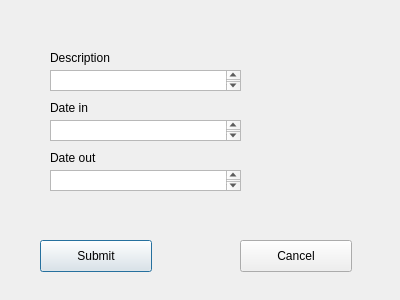
The window that forms/addrecorddialog.ui (DINOZYAVIER/hospital-manager) describes before a commit, drawn with Qt 5.
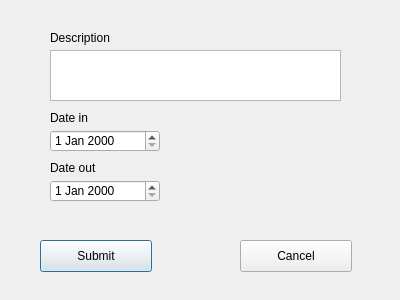
The same window after the commit.

Commit message: Fixed and improved dialog windows.

```diff
--- a/forms/addrecorddialog.ui
+++ b/forms/addrecorddialog.ui
@@ -17,9 +17,9 @@
    <property name="geometry">
     <rect>
      <x>50</x>
-     <y>70</y>
-     <width>191</width>
-     <height>21</height>
+     <y>50</y>
+     <width>291</width>
+     <height>51</height>
     </rect>
    </property>
   </widget>
@@ -40,7 +40,7 @@
    <property name="geometry">
     <rect>
      <x>50</x>
-     <y>100</y>
+     <y>110</y>
      <width>58</width>
      <height>16</height>
     </rect>
@@ -49,27 +49,11 @@
     <string>Date in</string>
    </property>
   </widget>
-  <widget class="QTextEdit" name="textEditDateIn">
-   <property name="geometry">
-    <rect>
-     <x>50</x>
-     <y>120</y>
-     <width>191</width>
-     <height>21</height>
-    </rect>
-   </property>
-   <property name="sizePolicy">
-    <sizepolicy hsizetype="Fixed" vsizetype="Fixed">
-     <horstretch>0</horstretch>
-     <verstretch>0</verstretch>
-    </sizepolicy>
-   </property>
-  </widget>
   <widget class="QLabel" name="label">
    <property name="geometry">
     <rect>
      <x>50</x>
-     <y>50</y>
+     <y>30</y>
      <width>71</width>
      <height>16</height>
     </rect>
@@ -95,7 +79,7 @@
    <property name="geometry">
     <rect>
      <x>50</x>
-     <y>150</y>
+     <y>160</y>
      <width>58</width>
      <height>16</height>
     </rect>
@@ -104,20 +88,24 @@
     <string>Date out</string>
    </property>
   </widget>
-  <widget class="QTextEdit" name="textEditDateOut">
+  <widget class="QDateEdit" name="dateEditDateIn">
    <property name="geometry">
     <rect>
      <x>50</x>
-     <y>170</y>
-     <width>191</width>
-     <height>21</height>
+     <y>130</y>
+     <width>110</width>
+     <height>22</height>
     </rect>
    </property>
-   <property name="sizePolicy">
-    <sizepolicy hsizetype="Fixed" vsizetype="Fixed">
-     <horstretch>0</horstretch>
-     <verstretch>0</verstretch>
-    </sizepolicy>
+  </widget>
+  <widget class="QDateEdit" name="dateEditDateOut">
+   <property name="geometry">
+    <rect>
+     <x>50</x>
+     <y>180</y>
+     <width>110</width>
+     <height>22</height>
+    </rect>
    </property>
   </widget>
  </widget>
```
The commit also changes 7 other files.
